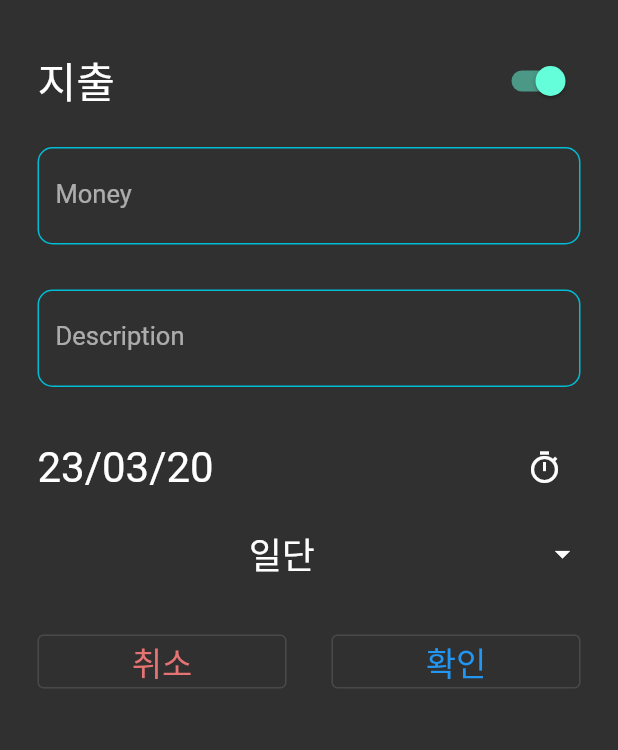
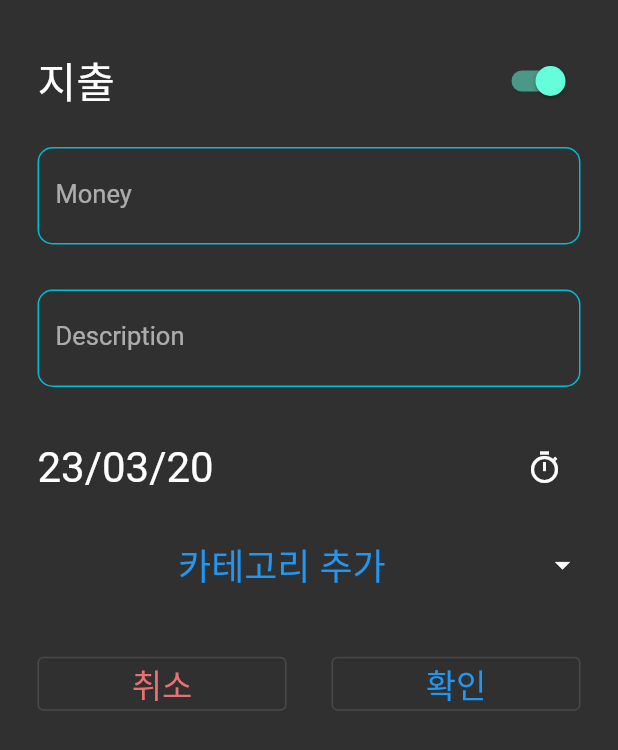
Before and after one commit to MyohanMyolang/Account_Book, a Flutter app: the AccountBookDetail screen opened by its route, after a tap on the "add" icon, on a phone screen of 412 x 824 dp. Shown: the top 750 px of the screen. Run offline on Flutter 3.47's test engine with Material 2 defaults, Android fonts, the phone set to English and light mode, and no system bars; our stand-ins replace hive_flutter, syncfusion_flutter_charts; accounts and stored records are empty.

Commit message:
ADD Chart

```diff
--- a/lib/screens/accounts/data_page.dart
+++ b/lib/screens/accounts/data_page.dart
@@ -42,19 +42,7 @@ class _DataPageState extends State<DataPage> {
       _moneyCtrl.text = widget.model!.money.toString();
       _desCtrl.text = widget.model!.descript;
     }
-    categories = [
-      "일단",
-      "아무",
-      "거나",
-      "넣어보자",
-      "일단은",
-      "아무거나",
-      "아무",
-      "거나",
-      "넣어보자",
-      "일단은",
-      "아무거나"
-    ];
+    categories = ABDataController().getCategories();
     super.initState();
   }
 
--- a/lib/widgets/account_book_graph.dart
+++ b/lib/widgets/account_book_graph.dart
@@ -1,7 +1,10 @@
 import 'package:account_book/modules/abmodel_data_controller.dart';
 import 'package:account_book/modules/date_calc.dart';
+import 'package:account_book/widgets/bar_chart.dart';
 import 'package:flutter/material.dart';
 import 'package:intl/intl.dart';
+
+import '../models/account_book_model.dart';
 
 class ABGraph extends StatefulWidget {
   const ABGraph({super.key});
@@ -20,6 +23,14 @@ class _ABGraphState extends State<ABGraph> {
     super.initState();
   }
 
+  List<List<ABModel>> convertMapToList() {
+    List<List<ABModel>> data = [];
+    dataList.forEach((key, value) {
+      data.add(value);
+    });
+    return data;
+  }
+
   @override
   Widget build(BuildContext context) {
     dateList = ctrl.getRecentDateListFromHive();
@@ -27,10 +38,7 @@ class _ABGraphState extends State<ABGraph> {
     return Column(
       mainAxisAlignment: MainAxisAlignment.center,
       children: [
-        const Text(
-          "추후 표 넣기",
-          style: TextStyle(fontSize: 28),
-        ),
+        BarChart(dataList: convertMapToList()),
         const Text(
           "Total Expense",
           style: TextStyle(fontSize: 22),
--- /dev/null
+++ b/lib/widgets/bar_chart.dart
@@ -0,0 +1,34 @@
+import 'package:flutter/cupertino.dart';
+import 'package:syncfusion_flutter_charts/charts.dart';
+
+import '../models/account_book_model.dart';
+
+class BarChart extends StatelessWidget {
+  final List<List<ABModel>> dataList;
+  const BarChart({super.key, required this.dataList});
+
+  @override
+  Widget build(BuildContext context) {
+    return Hero(
+      tag: 'ABModel_Bar_Chart',
+      child: SfCartesianChart(
+        primaryXAxis: CategoryAxis(),
+        series: <ChartSeries<List<ABModel>, String>>[
+          ColumnSeries<List<ABModel>, String>(
+            dataSource: dataList,
+            xValueMapper: (List<ABModel> data, _) {
+              return data.elementAt(0).date;
+            },
+            yValueMapper: (List<ABModel> data, _) {
+              int result = 0;
+              for (ABModel model in data) {
+                result += model.money;
+              }
+              return result;
+            },
+          ),
+        ],
+      ),
+    );
+  }
+}
--- a/lib/widgets/drop_down_category.dart
+++ b/lib/widgets/drop_down_category.dart
@@ -39,7 +39,7 @@ class _DropDownCateState extends State<DropDownCate> {
         GestureDetector(
           onTap: () {
             setState(() {
-              isClosed = !isClosed;
+              if (widget.categories.isNotEmpty) isClosed = !isClosed;
             });
           },
           child: Row(
@@ -49,7 +49,7 @@ class _DropDownCateState extends State<DropDownCate> {
                 flex: 9,
                 child: Center(
                   child: widget.categories.isEmpty
-                      ? const Text("Add Btn")
+                      ? createAddBtn()
                       : Text(
                           widget.categories[0],
                           style: const TextStyle(
@@ -86,6 +86,7 @@ class _DropDownCateState extends State<DropDownCate> {
         Modals.showAddCategoryModal((String text) {
           widget.categories.add(text);
           ctrl.addCategory(text);
+          setState(() {});
         }, context);
       },
       child: const Text(
--- a/pubspec.yaml
+++ b/pubspec.yaml
@@ -40,6 +40,7 @@ dependencies:
   hive_flutter: ^1.1.0
   hive_generator: ^2.0.0
   intl: ^0.17.0
+  syncfusion_flutter_charts: ^20.4.54
 
 dev_dependencies:
   flutter_test:
```
Also changed, not shown: pubspec.lock, 1 other file.
